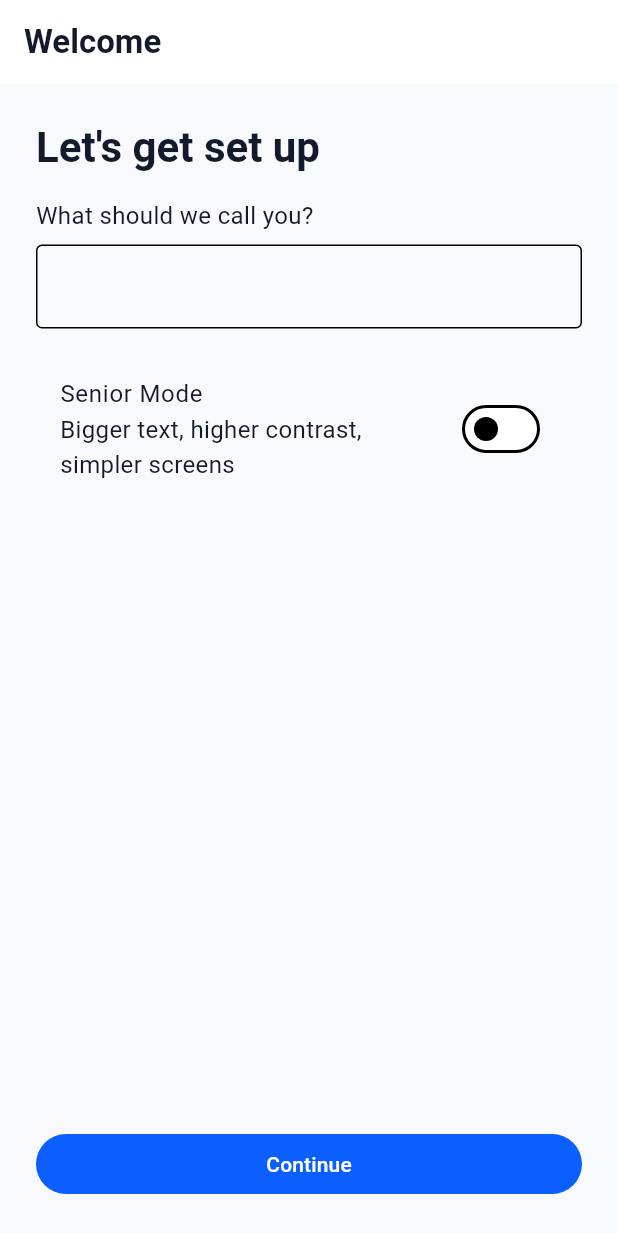
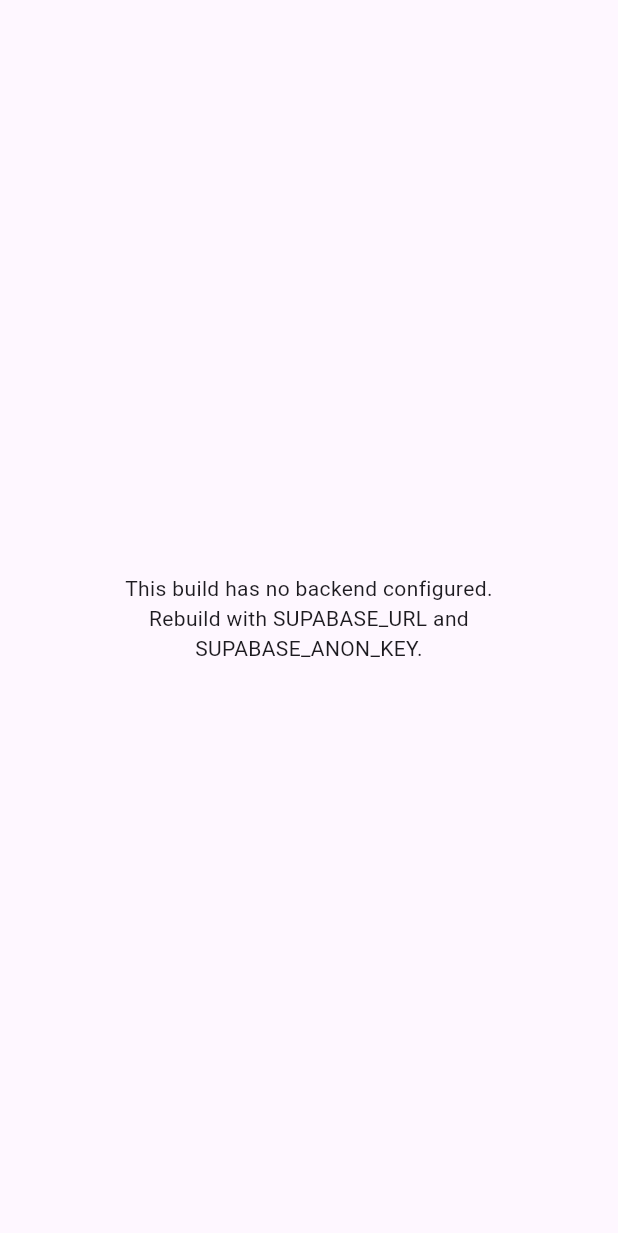
Before and after one commit to sarayuth369/hwc, a Flutter app: the screen it shows after launch, on a phone screen of 412 x 824 dp. Shown: the top 1233 px of the screen. Run offline on Flutter 3.47's test engine with Material 3 defaults, Android fonts, the phone set to English and light mode, and no system bars; our stand-ins replace sentry_flutter, shared_preferences, supabase_flutter; missing offline and left inert: posthog_flutter; accounts and stored records are empty.

Commit message:
Fix startup crash when Supabase is not configured
AppProviders unconditionally accessed Supabase.instance even when
initSupabase() had silently skipped Supabase.initialize() because no
SUPABASE_URL/SUPABASE_ANON_KEY dart-defines were passed — exactly what
happened on the last two debug APK builds (and what CI's build step does
too), crashing with 'You must initialize the supabase instance...' on
device. AppProviders now checks Env.hasSupabaseConfig and renders a plain
fallback screen instead of dereferencing an uninitialized client; behavior
is unchanged when config is present. Adds a regression test that boots the
real AppProviders/HealthApp pair (no fakes) without Supabase.initialize,
reproducing the exact crash path — it failed before this fix.

```diff
--- a/lib/presentation/app_providers.dart
+++ b/lib/presentation/app_providers.dart
@@ -1,8 +1,9 @@
-import 'package:flutter/widgets.dart';
+import 'package:flutter/material.dart';
 import 'package:provider/provider.dart';
 import 'package:shared_preferences/shared_preferences.dart';
 
 import '../core/accessibility/accessibility_mode_controller.dart';
+import '../core/config/env.dart';
 import '../data/ai/http_ai_repository.dart';
 import '../data/local/metric_write_queue.dart';
 import '../data/local/sync_service.dart';
@@ -34,6 +35,10 @@
 
   @override
   Widget build(BuildContext context) {
+    if (!Env.hasSupabaseConfig) {
+      return const _BackendNotConfiguredApp();
+    }
+
     final client = supabase;
     final queue = MetricWriteQueue(prefs);
     final syncService = SyncService(client, queue)..start();
@@ -80,3 +85,32 @@
     );
   }
 }
+
+/// Shown instead of crashing when this build has no `SUPABASE_URL`/
+/// `SUPABASE_ANON_KEY` (see `Env.hasSupabaseConfig`) — e.g. a debug build
+/// made without `--dart-define` for a pure UI review. No provider, no
+/// `Supabase.instance` access; nothing below this widget depends on a
+/// backend being configured.
+class _BackendNotConfiguredApp extends StatelessWidget {
+  const _BackendNotConfiguredApp();
+
+  @override
+  Widget build(BuildContext context) {
+    return const MaterialApp(
+      debugShowCheckedModeBanner: false,
+      home: Scaffold(
+        body: Center(
+          child: Padding(
+            padding: EdgeInsets.all(24),
+            child: Text(
+              'This build has no backend configured.\n'
+              'Rebuild with SUPABASE_URL and SUPABASE_ANON_KEY.',
+              key: Key('backendNotConfiguredMessage'),
+              textAlign: TextAlign.center,
+            ),
+          ),
+        ),
+      ),
+    );
+  }
+}
```
Also changed, not shown: 1 other file.
